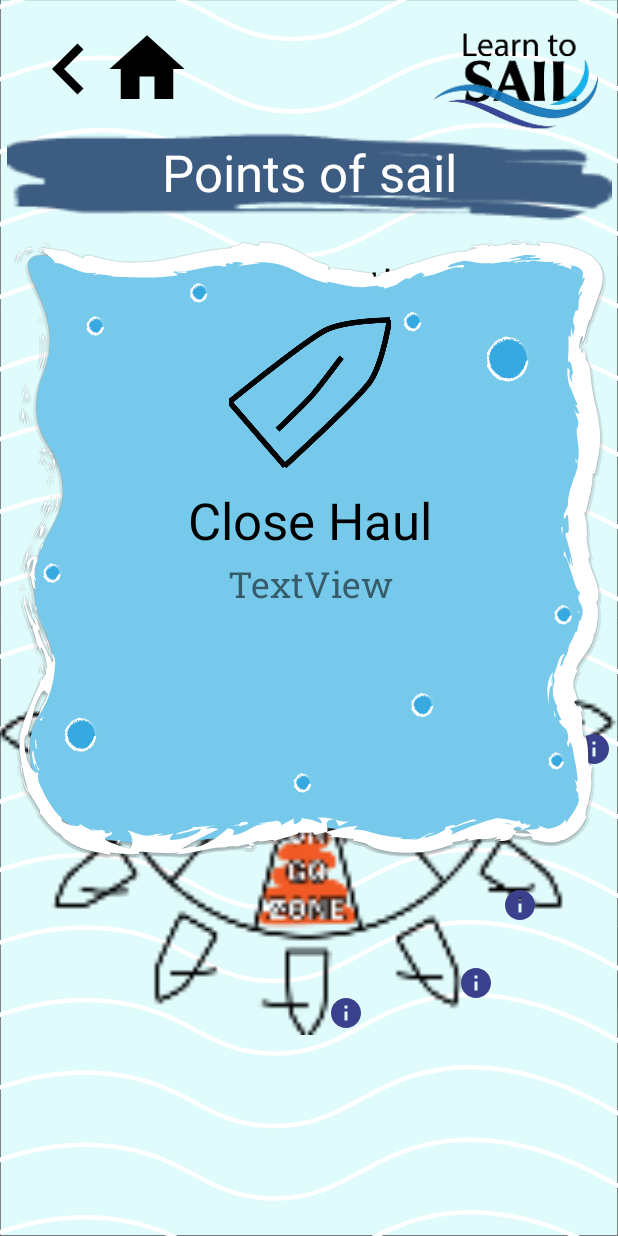
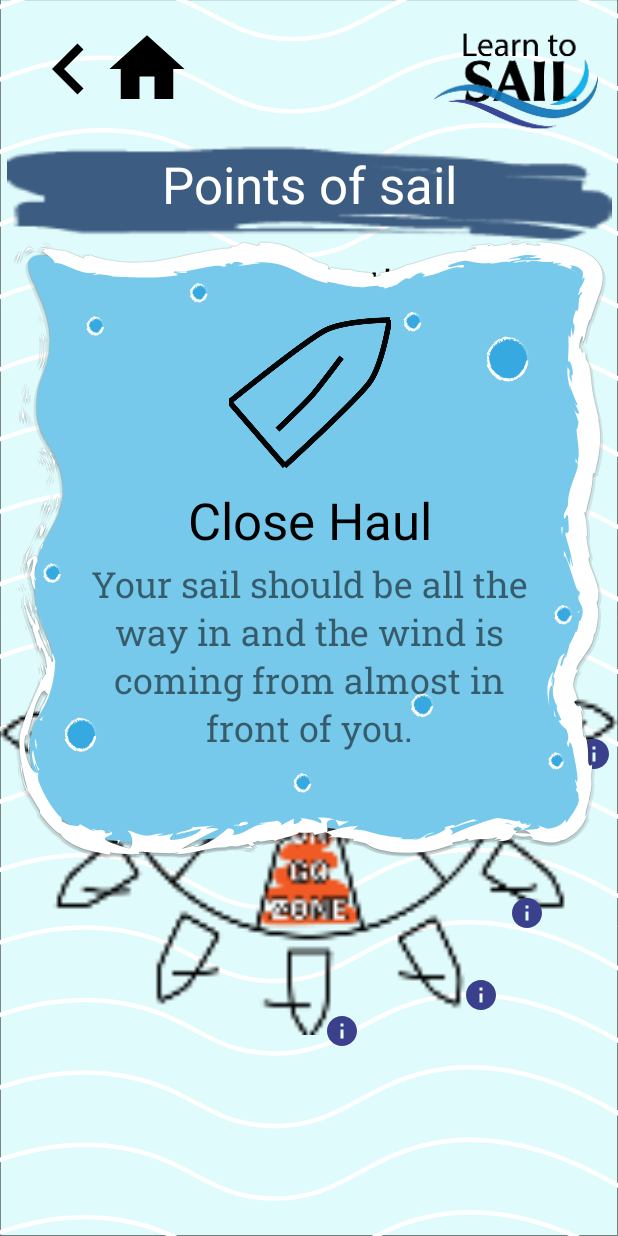
Before and after one commit to acmercer/LearnToSail, an Android app: the LearnPointsOfSail screen opened directly, with no data from a screen before it, after a tap on "Close Haul Info", on a phone screen of 412 x 824 dp. Run offline under Robolectric (Android 15) with nearby library versions, the phone set to English and light mode, and no system bars; Roboto replaces fonts that are not available here.

Commit message:
Updates and changes

```diff
--- a/app/src/main/java/com/example/learntosail/LearnPointsOfSail.java
+++ b/app/src/main/java/com/example/learntosail/LearnPointsOfSail.java
@@ -3,6 +3,7 @@ package com.example.learntosail;
 import androidx.appcompat.app.AppCompatActivity;
 
 import android.content.Intent;
+import android.graphics.drawable.Drawable;
 import android.os.Bundle;
 import android.widget.ImageButton;
 
@@ -12,10 +13,14 @@ public class LearnPointsOfSail extends AppCompatActivity {
     protected void onCreate(Bundle savedInstanceState) {
         super.onCreate(savedInstanceState);
         setContentView(R.layout.activity_learn_points_of_sail);
+
         ImageButton closehaul = findViewById(R.id.btnCloseHaul);
         closehaul.setOnClickListener(v -> {
+            String title = getResources().getString(R.string.closeHaulTitle);
+            String text = getResources().getString(R.string.closeHaulText);
+            Drawable image = getResources().getDrawable(R.mipmap.ic_closehaul_foreground);
             PointsofsailPopUp popUp = new PointsofsailPopUp();
-            popUp.displayPopUp(v, getResources().getString(R.string.closeHaulTitle), getResources().getString(R.string.closeHaulText), getResources().getDrawable(R.mipmap.ic_closehaul_foreground));
+            popUp.displayPopUp(v, title, text, image);
         });
         ImageButton beamReach = findViewById(R.id.btnBeamReach);
         beamReach.setOnClickListener(v -> {
@@ -37,12 +42,12 @@ public class LearnPointsOfSail extends AppCompatActivity {
             PointsofsailPopUp popUp = new PointsofsailPopUp();
             popUp.displayPopUp(v, getResources().getString(R.string.deadRunTitle), getResources().getString(R.string.deadRunText), getResources().getDrawable(R.mipmap.ic_deadrun_foreground));
         });
-        ImageButton back = findViewById(R.id.btnWeatherBack);
+        ImageButton back = findViewById(R.id.btnPosBack);
         back.setOnClickListener(v ->{
             Intent backbtn = new Intent(this, FirstActivity.class);
             startActivity(backbtn);
         });
-        ImageButton home = findViewById(R.id.btnWeatherHome);
+        ImageButton home = findViewById(R.id.btnPosHome);
         home.setOnClickListener(v -> {
             Intent homebtn = new Intent(this, HomeScreen.class);
             startActivity(homebtn);
--- a/app/src/main/java/com/example/learntosail/OnTheWater.java
+++ b/app/src/main/java/com/example/learntosail/OnTheWater.java
@@ -4,21 +4,24 @@ import android.content.Intent;
 import android.os.Bundle;
 import android.widget.Button;
 import android.widget.ImageButton;
+import android.widget.ImageView;
 
 import androidx.appcompat.app.AppCompatActivity;
 
 public class OnTheWater extends AppCompatActivity {
-    ImageButton button;
     @Override
     protected void onCreate(Bundle savedInstanceState) {
         super.onCreate(savedInstanceState);
         setContentView(R.layout.activity_topic_select2);
-        button = findViewById(R.id.backButton2);
-        button.setOnClickListener(v -> goBack2());
+        ImageView backbtn = findViewById(R.id.backButton2);
+        backbtn.setOnClickListener(v -> goBack2());
         ImageButton home2 = findViewById(R.id.btnTopic2Home);
         home2.setOnClickListener(v -> home2());
         Button pointsofsail = findViewById(R.id.btnPointsofSail);
-        pointsofsail.setOnClickListener(v -> pointofsail());
+        pointsofsail.setOnClickListener(v -> {
+            Intent intent3 = new Intent(this, LearnPointsOfSail.class);
+            startActivity(intent3);
+        });
     }
     public void goBack2(){
         Intent intent = new Intent(this, HomeScreen.class);
@@ -28,8 +31,4 @@ public class OnTheWater extends AppCompatActivity {
         Intent intent2 = new Intent(this, HomeScreen.class);
         startActivity(intent2);
     }
-    public void pointofsail(){
-        Intent intent3 = new Intent(this, LearnPointsOfSail.class);
-        startActivity(intent3);
-    }
 }
--- a/app/src/main/java/com/example/learntosail/PointsofsailPopUp.java
+++ b/app/src/main/java/com/example/learntosail/PointsofsailPopUp.java
@@ -18,14 +18,16 @@ public class PointsofsailPopUp {
         int height = LinearLayout.LayoutParams.MATCH_PARENT;
 
         boolean focusable = true;
-        TextView popTitle = view.findViewById(R.id.txtPointofsailTitle);
-        popTitle.setText(title);
-        TextView popText = view.findViewById(R.id.txtPointofsailText);
-        popText.setText(text);
-        ImageView popImg = view.findViewById(R.id.imgBoat);
-        popImg.setBackground(img);
         final PopupWindow popupWindow = new PopupWindow(popupView, width,height,focusable);
         popupWindow.showAtLocation(view, Gravity.CENTER, 0, 0);
+
+        TextView popTitle = popupView.findViewById(R.id.txtPointofsailTitle);
+        popTitle.setText(title);
+        TextView popText = popupView.findViewById(R.id.txtPointofsailText);
+        popText.setText(text);
+        ImageView popImg = popupView.findViewById(R.id.imgBoat);
+        popImg.setBackground(img);
+
         popupView.setOnTouchListener((v, event) -> {
             popupWindow.dismiss();
             return true;
--- a/app/src/main/res/layout/activity_learn_points_of_sail.xml
+++ b/app/src/main/res/layout/activity_learn_points_of_sail.xml
@@ -26,11 +26,13 @@
     <ImageView
         android:id="@+id/imageView25"
         android:layout_width="403dp"
-        android:layout_height="237dp"
+        android:layout_height="0dp"
         android:scaleType="fitXY"
+        app:layout_constraintBottom_toTopOf="@+id/imgPos"
         app:layout_constraintEnd_toEndOf="parent"
         app:layout_constraintStart_toStartOf="parent"
         app:layout_constraintTop_toTopOf="parent"
+        app:layout_constraintVertical_bias="0.0"
         app:srcCompat="@mipmap/ic_paint_foreground" />
 
     <ImageButton
@@ -71,16 +73,30 @@
         app:layout_constraintTop_toBottomOf="@+id/btnPosHome" />
 
     <ImageView
-        android:id="@+id/imageView23"
+        android:id="@+id/imgPos"
         android:layout_width="414dp"
         android:layout_height="430dp"
         android:layout_marginTop="56dp"
         android:background="@mipmap/ic_pointsofsail_foreground"
         android:scaleType="fitCenter"
         app:layout_constraintEnd_toEndOf="parent"
-        app:layout_constraintHorizontal_bias="1.0"
+        app:layout_constraintHorizontal_bias="0.5"
         app:layout_constraintStart_toStartOf="parent"
         app:layout_constraintTop_toBottomOf="@+id/textView11" />
+
+    <ImageButton
+        android:id="@+id/btnNoGo"
+        android:layout_width="wrap_content"
+        android:layout_height="wrap_content"
+        android:layout_marginStart="184dp"
+        android:layout_marginTop="12dp"
+        android:background="#00FFFFFF"
+        android:contentDescription="@string/closeHaul"
+        android:paddingStart="35dp"
+        android:paddingTop="35dp"
+        app:layout_constraintStart_toStartOf="@+id/imgPos"
+        app:layout_constraintTop_toBottomOf="@+id/imageView25"
+        app:srcCompat="@drawable/ic_baseline_info_24" />
 
     <ImageView
         android:id="@+id/imageView24"
@@ -97,83 +113,78 @@
         android:id="@+id/btnCloseHaul"
         android:layout_width="wrap_content"
         android:layout_height="wrap_content"
-        android:layout_marginTop="68dp"
+        android:layout_marginStart="321dp"
+        android:layout_marginTop="72dp"
         android:background="#00FFFFFF"
         android:contentDescription="@string/closeHaul"
         android:paddingStart="35dp"
         android:paddingTop="35dp"
-        app:layout_constraintEnd_toEndOf="parent"
-        app:layout_constraintHorizontal_bias="0.906"
-        app:layout_constraintStart_toStartOf="parent"
-        app:layout_constraintTop_toTopOf="@+id/imageView23"
+        app:layout_constraintStart_toStartOf="@+id/imgPos"
+        app:layout_constraintTop_toTopOf="@+id/imgPos"
         app:srcCompat="@drawable/ic_baseline_info_24" />
 
     <ImageButton
         android:id="@+id/btnBeamReach"
         android:layout_width="wrap_content"
         android:layout_height="wrap_content"
-        android:layout_marginTop="192dp"
+        android:layout_marginStart="349dp"
+        android:layout_marginTop="195dp"
         android:background="#00FFFFFF"
         android:contentDescription="@string/beamReach"
         android:paddingStart="35dp"
         android:paddingTop="35dp"
-        app:layout_constraintEnd_toEndOf="parent"
-        app:layout_constraintHorizontal_bias="0.988"
-        app:layout_constraintStart_toStartOf="parent"
-        app:layout_constraintTop_toTopOf="@+id/imageView23"
+        app:layout_constraintStart_toStartOf="@+id/imgPos"
+        app:layout_constraintTop_toTopOf="@+id/imgPos"
         app:srcCompat="@drawable/ic_baseline_info_24" />
 
     <ImageButton
         android:id="@+id/btnBroadReach"
         android:layout_width="wrap_content"
         android:layout_height="wrap_content"
-        android:layout_marginTop="296dp"
+        android:layout_marginStart="320dp"
+        android:layout_marginTop="301dp"
         android:background="#00FFFFFF"
         android:contentDescription="@string/broadReach"
         android:paddingStart="20dp"
         android:paddingTop="35dp"
         android:paddingEnd="20dp"
-        app:layout_constraintEnd_toEndOf="parent"
-        app:layout_constraintHorizontal_bias="0.904"
-        app:layout_constraintStart_toStartOf="parent"
-        app:layout_constraintTop_toTopOf="@+id/imageView23"
+        app:layout_constraintStart_toStartOf="@+id/imgPos"
+        app:layout_constraintTop_toTopOf="@+id/imgPos"
         app:srcCompat="@drawable/ic_baseline_info_24" />
 
     <ImageButton
         android:id="@+id/btnTrainingRun"
         android:layout_width="wrap_content"
         android:layout_height="wrap_content"
-        android:layout_marginTop="348dp"
+        android:layout_marginStart="269dp"
+        android:layout_marginTop="356dp"
         android:background="#00FFFFFF"
         android:contentDescription="@string/trainingRun"
         android:paddingStart="40dp"
         android:paddingTop="35dp"
-        app:layout_constraintEnd_toEndOf="parent"
-        app:layout_constraintHorizontal_bias="0.763"
-        app:layout_constraintStart_toStartOf="parent"
-        app:layout_constraintTop_toTopOf="@+id/imageView23"
+        app:layout_constraintStart_toStartOf="@+id/imgPos"
+        app:layout_constraintTop_toTopOf="@+id/imgPos"
         app:srcCompat="@drawable/ic_baseline_info_24" />
 
     <ImageButton
         android:id="@+id/btnDeadRun"
         android:layout_width="wrap_content"
         android:layout_height="wrap_content"
-        android:layout_marginTop="368dp"
+        android:layout_marginStart="181dp"
+        android:layout_marginTop="380dp"
         android:background="#00FFFFFF"
         android:contentDescription="@string/deadRun"
         android:paddingStart="35dp"
         android:paddingTop="35dp"
-        app:layout_constraintEnd_toEndOf="parent"
-        app:layout_constraintHorizontal_bias="0.519"
-        app:layout_constraintStart_toStartOf="parent"
-        app:layout_constraintTop_toTopOf="@+id/imageView23"
+        app:layout_constraintStart_toStartOf="@+id/imgPos"
+        app:layout_constraintTop_toTopOf="@+id/imgPos"
         app:srcCompat="@drawable/ic_baseline_info_24" />
 
     <TextView
         android:id="@+id/txtPosTitle"
         android:layout_width="wrap_content"
         android:layout_height="wrap_content"
-        android:layout_marginTop="92dp"
+        android:layout_marginTop="100dp"
         android:fontFamily="@font/arvo_bold"
         android:text="@string/pointsofsail"
         android:textColor="#FFFFFF"
--- a/app/src/main/res/layout/pointsofsailinfo.xml
+++ b/app/src/main/res/layout/pointsofsailinfo.xml
@@ -46,11 +46,11 @@
 
             <TextView
                 android:id="@+id/txtPointofsailText"
-                android:layout_width="293dp"
-                android:layout_height="126dp"
+                android:layout_width="294dp"
+                android:layout_height="171dp"
                 android:layout_marginTop="4dp"
                 android:fontFamily="@font/roboto_slab"
-                android:text="TextView"
+                android:text="@string/closeHaulText"
                 android:textAlignment="center"
                 android:textSize="24sp"
                 app:layout_constraintEnd_toEndOf="parent"
--- a/app/src/main/res/values/strings.xml
+++ b/app/src/main/res/values/strings.xml
@@ -114,8 +114,8 @@
     <string name="trainingRunTitle">Training Run</string>
     <string name="trainingRunText">Sail is all the way out and the wind is almost directly behind you.</string>
     <string name="deadRunTitle">Dead Run</string>
-    <string name="deadRunText">You should avoid going on a dead run as it is very easy to accidentally gybe which is dangerous as the boom moves very quickly!</string>
+    <string name="deadRunText">You should avoid going on a dead run as it\'s very easy to accidentally gybe and the boom moves very quickly!</string>
     <string name="noGoZone">No Go Zone</string>
-    <string name="noGoZoneText">You can\'t sail directly into the wind so the sail will be flapping in the middle of the boat and you may even drift backwards!</string>
+    <string name="noGoZoneText">You can\'t sail directly into the wind, sail will be flapping in the middle and you may even drift backwards!</string>
 
 </resources>
```
Also changed, not shown: app/src/main/AndroidManifest.xml (+7 -1 lines).
